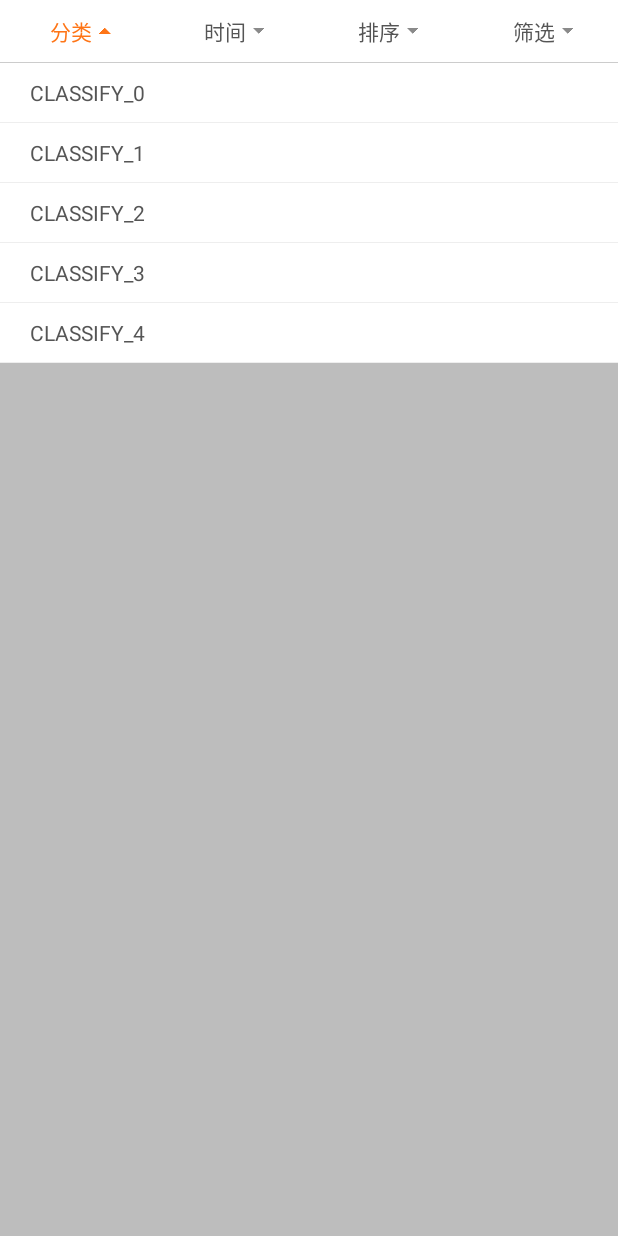
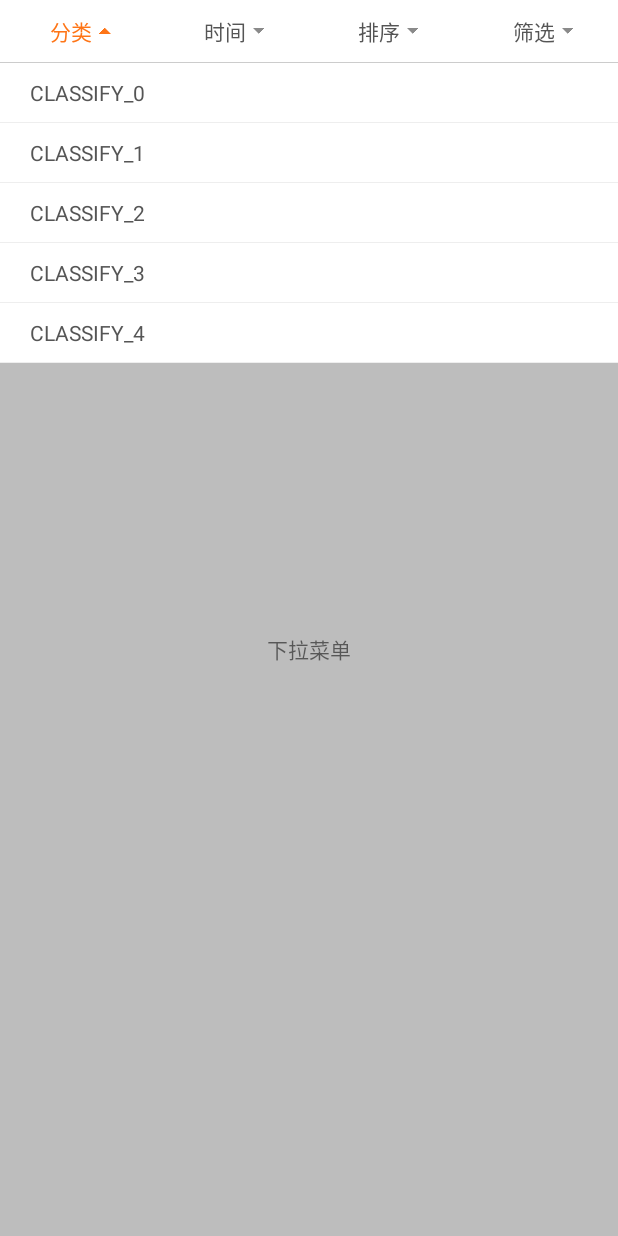
Before and after one commit to zrunker/ZDropDownMenu, an Android app: the SecondActivity screen opened directly, with no data from a screen before it, after a tap on "分类", on a phone screen of 412 x 824 dp. Run offline under Robolectric (Android 15) with nearby library versions, the phone set to English and light mode, and no system bars.

Commit message:
init Commit

```diff
--- a/app/src/main/java/cc/ibooker/zdropdownmenu/SecondActivity.java
+++ b/app/src/main/java/cc/ibooker/zdropdownmenu/SecondActivity.java
@@ -64,6 +64,7 @@ public class SecondActivity extends AppCompatActivity {
         popupViews.add(scrollView);
 
         mDropDownMenu.setDropDownMenu(Arrays.asList(tabTexts), Arrays.asList(tags), popupViews);
+
         // 点击事件监听
         mDropDownMenu.setClickMenuListener(new MDropDownMenu.ClickMenuListener() {
             @Override
@@ -96,7 +97,9 @@ public class SecondActivity extends AppCompatActivity {
         // 设置内容区到顶部距离
         mDropDownMenu.measure(View.MeasureSpec.UNSPECIFIED, View.MeasureSpec.UNSPECIFIED);
         int menuLayoutHeight = mDropDownMenu.getMeasuredHeight();
-        LinearLayout.LayoutParams params = (LinearLayout.LayoutParams) contentTv.getLayoutParams();
+        FrameLayout.LayoutParams params = (FrameLayout.LayoutParams) contentTv.getLayoutParams();
+        params.width = FrameLayout.LayoutParams.MATCH_PARENT;
+        params.height = FrameLayout.LayoutParams.MATCH_PARENT;
         params.setMargins(0, menuLayoutHeight, 0, 0);
         contentTv.setLayoutParams(params);
     }
```
